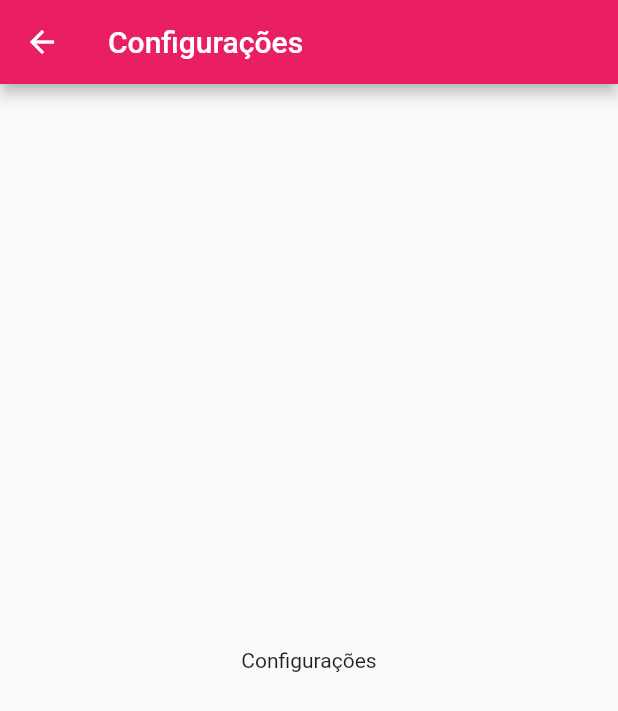
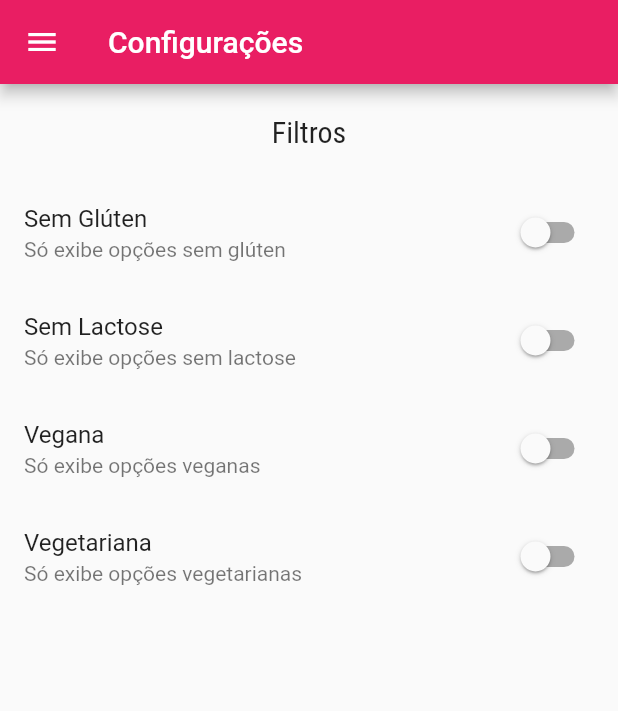
Before and after one commit to filipedoc/meals, a Flutter app: the SettingsScreen screen opened by its route, on a phone screen of 412 x 824 dp. Shown: the top 711 px of the screen. Run offline on Flutter 3.47's test engine with Material 2 defaults, Android fonts, the phone set to English and light mode, and no system bars.

Commit message:
Implementado layout da tela de configurações.

```diff
--- a/lib/main.dart
+++ b/lib/main.dart
@@ -27,7 +27,7 @@ class MyApp extends StatelessWidget {
         AppRoutes.HOME: (context) => const TabsScreen(),
         AppRoutes.MEALS_LIST: (context) => const MealsListScreen(),
         AppRoutes.MEAL_DETAIL: (context) => const MealDetailScreen(),
-        AppRoutes.SETTINGS: (context) => const SettingsScreen(),
+        AppRoutes.SETTINGS: (context) => SettingsScreen(),
       },
     );
   }
--- /dev/null
+++ b/lib/models/settings.dart
@@ -0,0 +1,12 @@
+class Settings {
+  bool isGlutenFree;
+  bool isLactoseFree;
+  bool isVegan;
+  bool isVegetarian;
+
+  Settings(
+      {this.isGlutenFree = false,
+      this.isLactoseFree = false,
+      this.isVegan = false,
+      this.isVegetarian = false});
+}
--- a/lib/screens/settings_screen.dart
+++ b/lib/screens/settings_screen.dart
@@ -1,16 +1,73 @@
 import 'package:flutter/material.dart';
+import '../components/main_drawer.dart';
+import '../models/settings.dart';
 
-class SettingsScreen extends StatelessWidget {
-  const SettingsScreen({Key? key}) : super(key: key);
+class SettingsScreen extends StatefulWidget {
+  @override
+  State<SettingsScreen> createState() => _SettingsScreenState();
+}
+
+class _SettingsScreenState extends State<SettingsScreen> {
+  final settings = Settings();
+
+  _createSwitch(
+      String title, String subtitle, bool value, Function(bool) onChanged) {
+    return SwitchListTile.adaptive(
+      title: Text(title),
+      subtitle: Text(subtitle),
+      value: value,
+      onChanged: onChanged,
+      activeColor: Theme.of(context).primaryColor,
+    );
+  }
 
   @override
   Widget build(BuildContext context) {
     return Scaffold(
       appBar: AppBar(
-        title: Text('Configurações'),
+        title: const Text('Configurações'),
       ),
-      body: Center(
-        child: Text('Configurações'),
+      drawer: const MainDrawer(),
+      body: Column(
+        children: [
+          Container(
+            padding: const EdgeInsets.all(20),
+            child: Text(
+              'Filtros',
+              style: Theme.of(context).textTheme.headline5,
+            ),
+          ),
+          Expanded(
+            child: ListView(
+              children: [
+                _createSwitch(
+                  "Sem Glúten",
+                  'Só exibe opções sem glúten',
+                  settings.isGlutenFree,
+                  (value) => setState(() => settings.isGlutenFree = value),
+                ),
+                _createSwitch(
+                  "Sem Lactose",
+                  'Só exibe opções sem lactose',
+                  settings.isLactoseFree,
+                  (value) => setState(() => settings.isLactoseFree = value),
+                ),
+                _createSwitch(
+                  "Vegana",
+                  'Só exibe opções veganas',
+                  settings.isVegan,
+                  (value) => setState(() => settings.isVegan = value),
+                ),
+                _createSwitch(
+                  "Vegetariana",
+                  'Só exibe opções vegetarianas',
+                  settings.isVegetarian,
+                  (value) => setState(() => settings.isVegetarian = value),
+                ),
+              ],
+            ),
+          ),
+        ],
       ),
     );
   }
```
